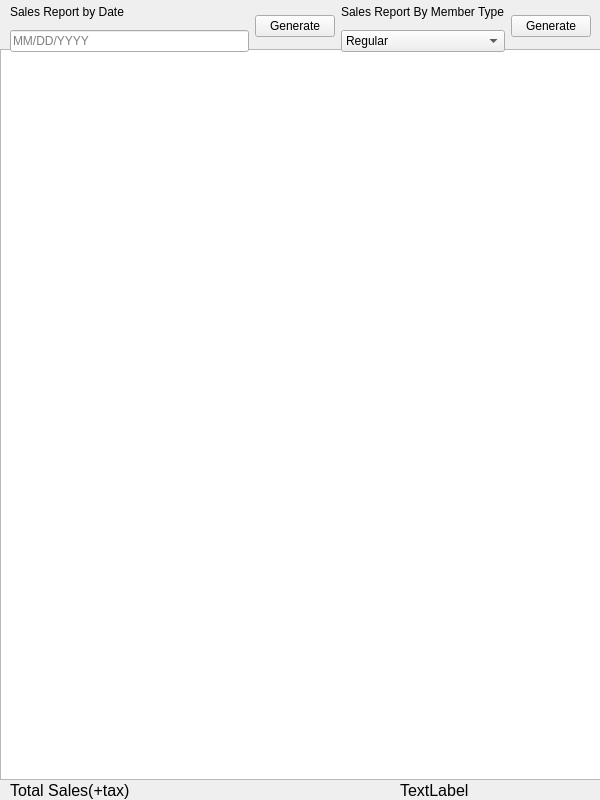
First picture: the form in salesreport.ui, repository P4TOO/BulkClub-System, before the edit.
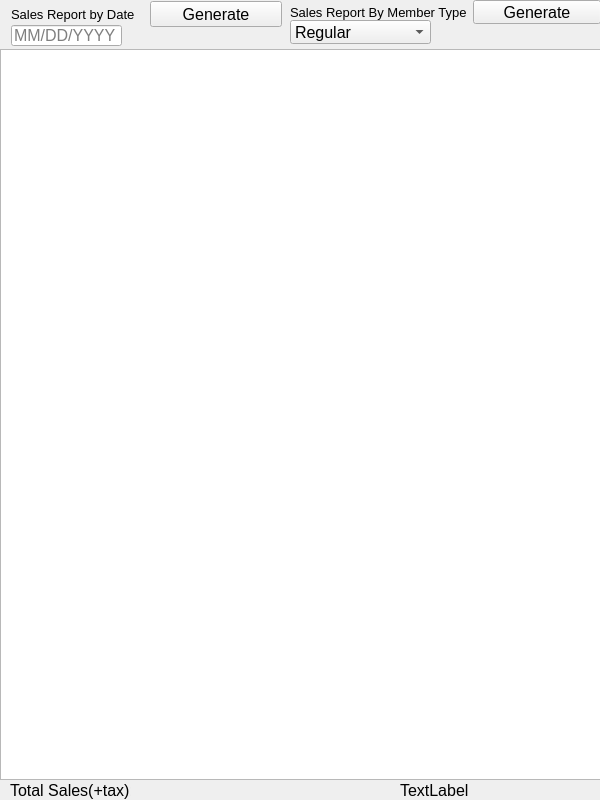
Second picture: the form after the edit.

Diff of the .ui file:
```diff
--- a/salesreport.ui
+++ b/salesreport.ui
@@ -80,41 +80,83 @@
     <string>TextLabel</string>
    </property>
   </widget>
-  <widget class="QWidget" name="layoutWidget">
+  <widget class="QComboBox" name="MemberTypeComboBox">
    <property name="geometry">
     <rect>
-     <x>10</x>
-     <y>0</y>
-     <width>581</width>
-     <height>52</height>
+     <x>290</x>
+     <y>20</y>
+     <width>141</width>
+     <height>24</height>
     </rect>
    </property>
-   <layout class="QHBoxLayout" name="horizontalLayout_3">
+   <property name="font">
+    <font>
+     <pointsize>12</pointsize>
+    </font>
+   </property>
+   <item>
+    <property name="text">
+     <string>Regular</string>
+    </property>
+   </item>
+   <item>
+    <property name="text">
+     <string>Executive</string>
+    </property>
+   </item>
+  </widget>
+  <widget class="QLineEdit" name="DatelineEdit">
+   <property name="geometry">
+    <rect>
+     <x>11</x>
+     <y>25</y>
+     <width>111</width>
+     <height>21</height>
+    </rect>
+   </property>
+   <property name="font">
+    <font>
+     <pointsize>12</pointsize>
+    </font>
+   </property>
+   <property name="text">
+    <string/>
+   </property>
+   <property name="placeholderText">
+    <string>MM/DD/YYYY</string>
+   </property>
+  </widget>
+  <widget class="QWidget" name="">
+   <property name="geometry">
+    <rect>
+     <x>11</x>
+     <y>1</y>
+     <width>271</width>
+     <height>26</height>
+    </rect>
+   </property>
+   <layout class="QHBoxLayout" name="horizontalLayout_2">
     <item>
      <layout class="QHBoxLayout" name="horizontalLayout">
       <item>
-       <layout class="QVBoxLayout" name="verticalLayout">
-        <item>
-         <widget class="QLabel" name="label">
-          <property name="text">
-           <string>Sales Report by Date</string>
-          </property>
-         </widget>
-        </item>
-        <item>
-         <widget class="QLineEdit" name="DatelineEdit">
-          <property name="text">
-           <string/>
-          </property>
-          <property name="placeholderText">
-           <string>MM/DD/YYYY</string>
-          </property>
-         </widget>
-        </item>
-       </layout>
+       <widget class="QLabel" name="label">
+        <property name="font">
+         <font>
+          <pointsize>10</pointsize>
+         </font>
+        </property>
+        <property name="text">
+         <string>Sales Report by Date</string>
+        </property>
+       </widget>
       </item>
       <item>
        <widget class="QPushButton" name="DatePushButton">
+        <property name="font">
+         <font>
+          <pointsize>12</pointsize>
+         </font>
+        </property>
         <property name="text">
          <string>Generate</string>
         </property>
@@ -122,41 +164,41 @@
       </item>
      </layout>
     </item>
+   </layout>
+  </widget>
+  <widget class="QWidget" name="">
+   <property name="geometry">
+    <rect>
+     <x>290</x>
+     <y>0</y>
+     <width>311</width>
+     <height>24</height>
+    </rect>
+   </property>
+   <layout class="QHBoxLayout" name="horizontalLayout_3">
     <item>
-     <layout class="QHBoxLayout" name="horizontalLayout_2">
-      <item>
-       <layout class="QVBoxLayout" name="verticalLayout_2">
-        <item>
-         <widget class="QLabel" name="label_2">
-          <property name="text">
-           <string>Sales Report By Member Type</string>
-          </property>
-         </widget>
-        </item>
-        <item>
-         <widget class="QComboBox" name="MemberTypeComboBox">
-          <item>
-           <property name="text">
-            <string>Regular</string>
-           </property>
-          </item>
-          <item>
-           <property name="text">
-            <string>Executive</string>
-           </property>
-          </item>
-         </widget>
-        </item>
-       </layout>
-      </item>
-      <item>
-       <widget class="QPushButton" name="MemberTypePushButton">
-        <property name="text">
-         <string>Generate</string>
-        </property>
-       </widget>
-      </item>
-     </layout>
+     <widget class="QLabel" name="label_2">
+      <property name="font">
+       <font>
+        <pointsize>10</pointsize>
+       </font>
+      </property>
+      <property name="text">
+       <string>Sales Report By Member Type</string>
+      </property>
+     </widget>
+    </item>
+    <item>
+     <widget class="QPushButton" name="MemberTypePushButton">
+      <property name="font">
+       <font>
+        <pointsize>12</pointsize>
+       </font>
+      </property>
+      <property name="text">
+       <string>Generate</string>
+      </property>
+     </widget>
     </item>
    </layout>
   </widget>
```
